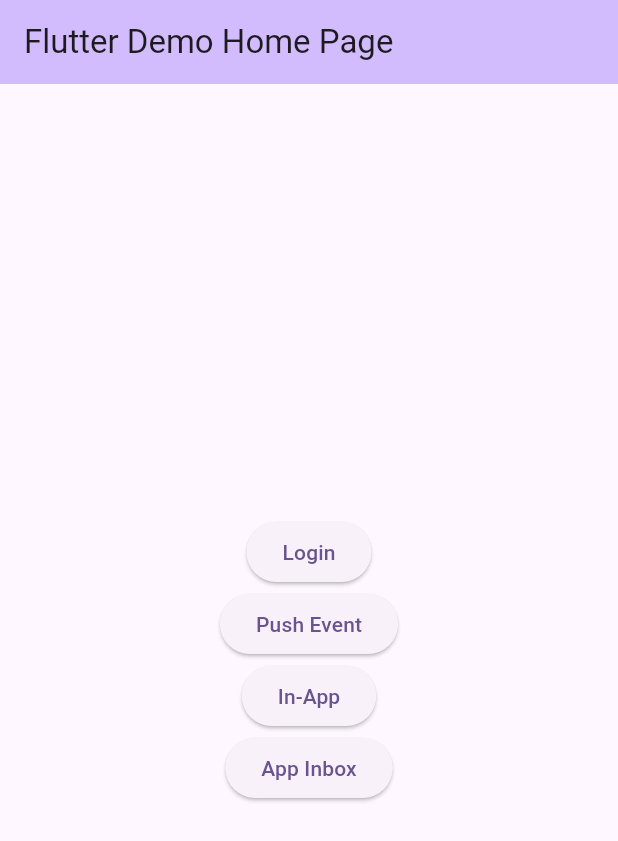
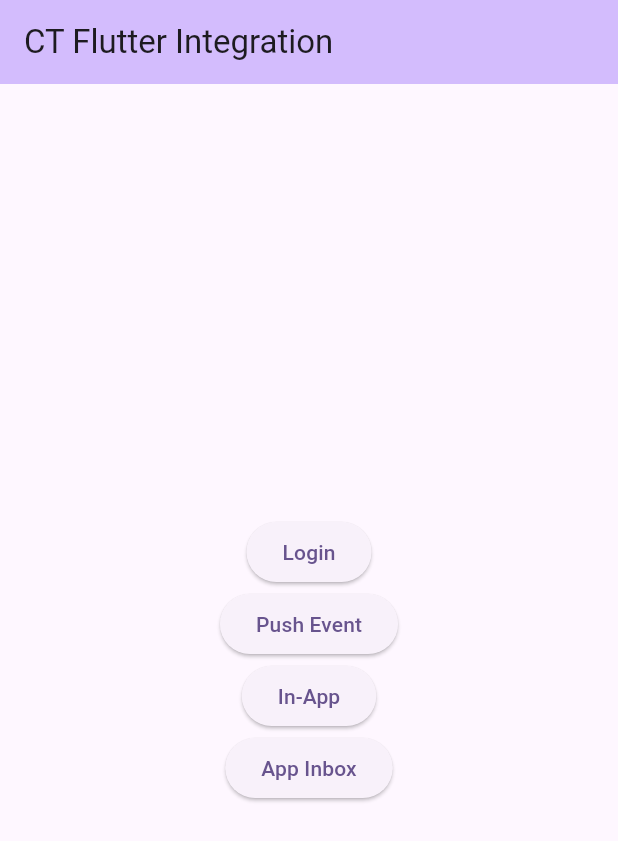
Before and after one commit to SurturFTW/CT-Flutter-Integration, a Flutter app: the screen it shows after launch, on a phone screen of 412 x 824 dp. Shown: the top 841 px of the screen. Run offline on Flutter 3.47's test engine with Material 3 defaults, Android fonts, the phone set to English and light mode, and no system bars; our stand-ins replace firebase_core, geolocator, permission_handler; missing offline and left inert: clevertap_plugin; accounts and stored records are empty; statements that could not run were skipped.

Commit message:
/*Minor changes*/

```diff
--- a/lib/main.dart
+++ b/lib/main.dart
@@ -32,7 +32,6 @@ Future<void> _sendLocationToCleverTap() async {
     locationSettings: LocationSettings(accuracy: LocationAccuracy.high),
   );
   CleverTapPlugin.setLocation(position.latitude, position.longitude);
-  CleverTapPlugin.deleteNotificationChannel("fluttertest");
 }
 
 class MyApp extends StatelessWidget {
@@ -46,7 +45,7 @@ class MyApp extends StatelessWidget {
         colorScheme: ColorScheme.fromSeed(seedColor: Colors.deepPurple),
         useMaterial3: true,
       ),
-      home: const MyHomePage(title: 'Flutter Demo Home Page'),
+      home: const MyHomePage(title: 'CT Flutter Integration'),
     );
   }
 }
@@ -88,17 +87,10 @@ class _MyHomePageState extends State<MyHomePage> {
   Widget build(BuildContext context) {
     return Scaffold(
       appBar: AppBar(
-        // TRY THIS: Try changing the color here to a specific color (to
-        // Colors.amber, perhaps?) and trigger a hot reload to see the AppBar
-        // change color while the other colors stay the same.
         backgroundColor: Theme.of(context).colorScheme.inversePrimary,
-        // Here we take the value from the MyHomePage object that was created by
-        // the App.build method, and use it to set our appbar title.
         title: Text(widget.title),
       ),
       body: Center(
-        // Center is a layout widget. It takes a single child and positions it
-        // in the middle of the parent.
         child: Column(
           mainAxisAlignment: MainAxisAlignment.center,
           children: <Widget>[
```
